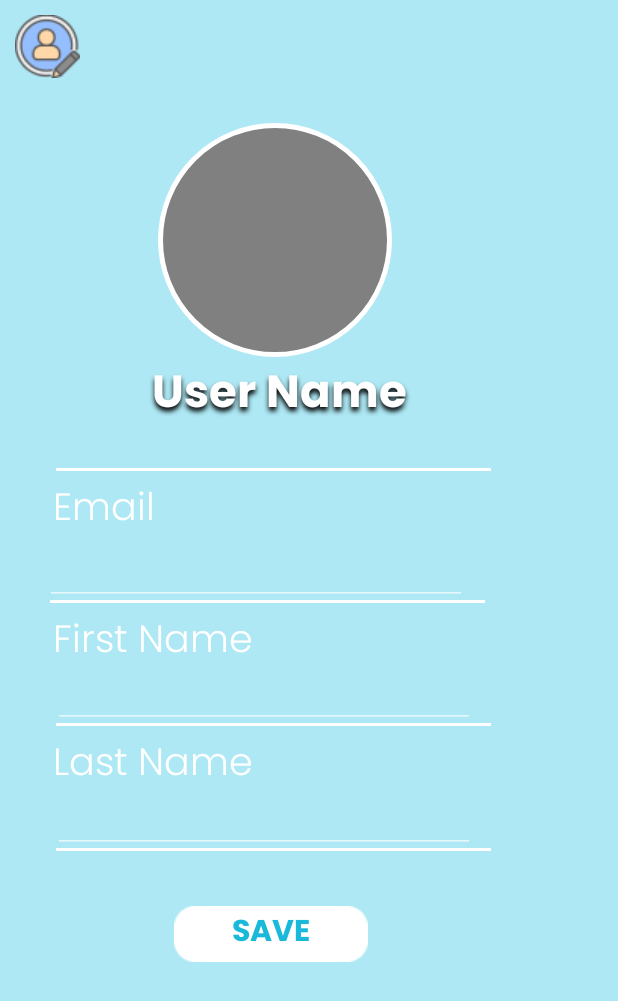
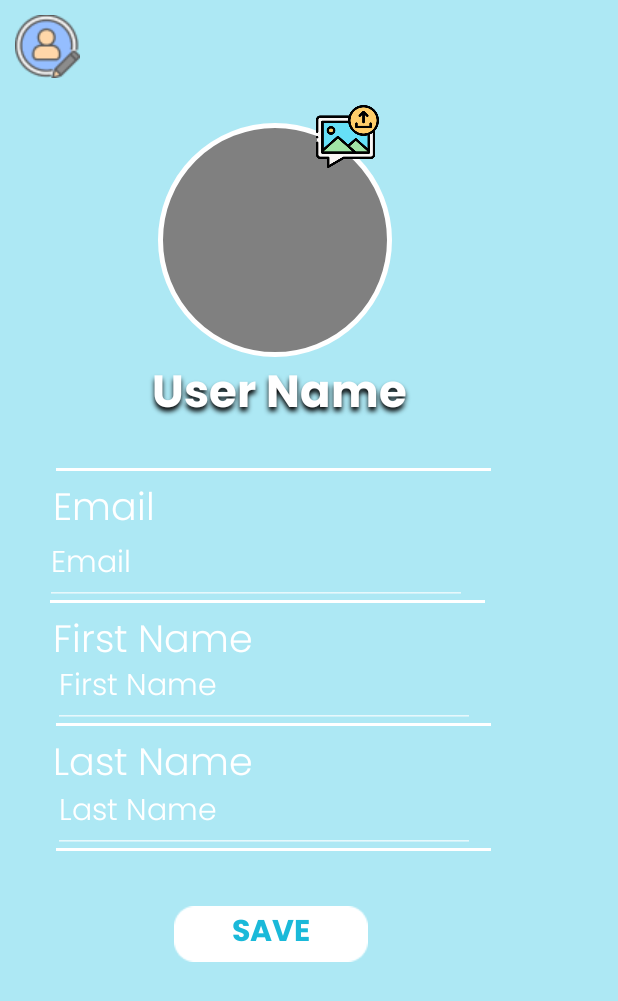
Before and after one commit to ShalevAsor/ChallengesGame, an Android app: the UserProfileActivity screen opened directly, with no data from a screen before it, after a tap on an icon or button, on a phone screen of 412 x 824 dp. Shown: the top 1001 px of the screen. Run offline under Robolectric (Android 15) with nearby library versions, the phone set to English and light mode, and no system bars; our stand-ins replace CircleImageView, Firebase (no records; nobody signed in at launch, a user with empty details on screens opened directly), Picasso; Roboto replaces fonts that are not available here; 6 statements that could not run were skipped.

Commit message:
update user edit profile

```diff
--- a/app/src/main/java/com/example/myapp/UserProfileActivity.kt
+++ b/app/src/main/java/com/example/myapp/UserProfileActivity.kt
@@ -32,20 +32,22 @@ class UserProfileActivity : AppCompatActivity() {
         setContentView(R.layout.activity_user_profile)
         auth = FirebaseAuth.getInstance()
         uid = auth.currentUser?.uid.toString()
-        var userFullName:TextView = findViewById(R.id.user_profile_full_name)
-        var userFirstName:TextView = findViewById(R.id.user_profile_first_name)
-        var userLastName:TextView = findViewById(R.id.user_profile_last_name)
-        var userEmail:TextView = findViewById(R.id.user_profile_email)
-        var userProfileImage: CircleImageView = findViewById(R.id.user_profile_image)
-        var editEmail:EditText = findViewById(R.id.user_profile_email_edit)
-        var editFirstName:EditText = findViewById(R.id.user_profile_first_name_edit)
-        var editLastName:EditText = findViewById(R.id.user_profile_last_name_edit)
-        var editBtn:ImageView = findViewById(R.id.ic_edit_profile_1)
-        var saveBtn:Button = findViewById(R.id.user_profile_save_btn)
+        val userFullName:TextView = findViewById(R.id.user_profile_full_name)
+        val userFirstName:TextView = findViewById(R.id.user_profile_first_name)
+        val userLastName:TextView = findViewById(R.id.user_profile_last_name)
+        val userEmail:TextView = findViewById(R.id.user_profile_email)
+        val userProfileImage: CircleImageView = findViewById(R.id.user_profile_image)
+        val editEmail:EditText = findViewById(R.id.user_profile_email_edit)
+        val editFirstName:EditText = findViewById(R.id.user_profile_first_name_edit)
+        val editLastName:EditText = findViewById(R.id.user_profile_last_name_edit)
+        val editBtn:ImageView = findViewById(R.id.ic_edit_profile_1)
+        val saveBtn:Button = findViewById(R.id.user_profile_save_btn)
+        val uploadImageBtn = findViewById<ImageView>(R.id.ic_edit_profile_upload_picture)
         editEmail.visibility = View.GONE
         editFirstName.visibility = View.GONE
         editLastName.visibility = View.GONE
         saveBtn.visibility = View.GONE
+        uploadImageBtn.visibility = View.GONE
 
         databaseReference = FirebaseDatabase.getInstance().getReference("Users")
         Log.i("uid", "the value is :"+uid)
@@ -69,18 +71,30 @@ class UserProfileActivity : AppCompatActivity() {
             })
         }
         editBtn.setOnClickListener{
+            //set edit variables visibility
             saveBtn.visibility = View.VISIBLE
             editEmail.visibility = View.VISIBLE
             editFirstName.visibility = View.VISIBLE
             editLastName.visibility = View.VISIBLE
+            uploadImageBtn.visibility = View.VISIBLE
+            //make the user data text view invisible
             userFirstName.visibility = View.GONE
             userLastName.visibility = View.GONE
             userEmail.visibility = View.GONE
+            //set the edit text data to the last user data
+            editEmail.setText(userEmail.text)
+            editFirstName.setText(userFirstName.text)
+            editLastName.setText(userLastName.text)
+
+
 
             saveBtn.setOnClickListener {
-                val intent = Intent(this, UserProfileActivity::class.java)
-                startActivity(intent)
-                finish()
+                //update user profile in database here
+                reloadView()
+            }
+            uploadImageBtn.setOnClickListener{
+                //update image url here
+                reloadView()
             }
 
 
@@ -88,23 +102,10 @@ class UserProfileActivity : AppCompatActivity() {
 
     }
 
-//    private fun getUserData(){
-//        databaseReference.child(uid).addValueEventListener(object:ValueEventListener {
-//            override fun onDataChange(snapshot: DataSnapshot) {
-//                user = snapshot.getValue(Users::class.java)!!
-//                binding.userProfileFullName.text = user.firstName + " "+ user.lastName
-//                binding.userProfileEmail.text = user.userEmail
-//                binding.userProfileFirstName.text = user.firstName
-//                binding.userProfileLastName.text = user.lastName
-//                Picasso.get()
-//                    .load(user.imageUrl)
-//                    .into(binding.userProfileImage)
-//            }
-//
-//            override fun onCancelled(error: DatabaseError) {
-//                Log.e("firebase", "Error getting data")
-//            }
-//
-//        })
-//    }
+    private fun reloadView() {
+        val intent = Intent(this, UserProfileActivity::class.java)
+        startActivity(intent)
+        finish()
+    }
+
 }
--- a/app/src/main/res/layout/activity_user_profile.xml
+++ b/app/src/main/res/layout/activity_user_profile.xml
@@ -10,11 +10,17 @@
         android:layout_width="match_parent" android:layout_height="match_parent"
         android:id="@+id/fragment_user_profile">
 
+
         <RelativeLayout android:id="@+id/page_android_large___1_ek1"
             android:layout_width="match_parent"
             android:layout_height="match_parent"
             android:background="#FFADE8F4"
             >
+
+
+
+
+
 
             <de.hdodenhof.circleimageview.CircleImageView
                 android:id="@+id/user_profile_image"
@@ -23,6 +29,13 @@
                 android:layout_marginTop="82dp"
                 android:layout_width="156dp"
                 android:layout_height="156dp" />
+
+            <ImageView android:id="@+id/ic_edit_profile_upload_picture"
+                android:src="@drawable/ic_upload_image"
+                android:layout_marginTop="70dp"
+                android:layout_marginStart="210dp"
+                android:layout_width="43dp"
+                android:layout_height="42dp" />
 
             <TextView android:id="@+id/user_profile_full_name"
                 android:fontFamily="@font/poppins_bold"
```
Also changed, not shown: app/src/main/java/com/example/myapp/MapsActivity.kt (+5 -5 lines), app/src/main/res/layout/add_marker_popup.xml (+7 -2 lines), app/src/main/res/drawable-v24/ic_upload_image.png (added).
